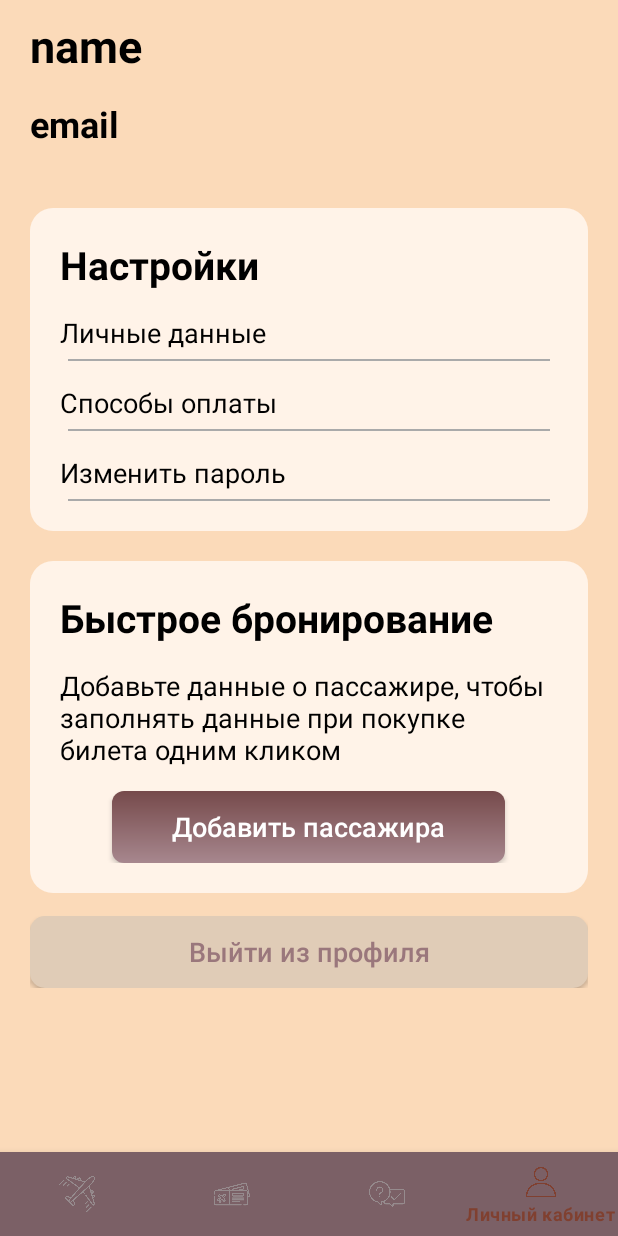
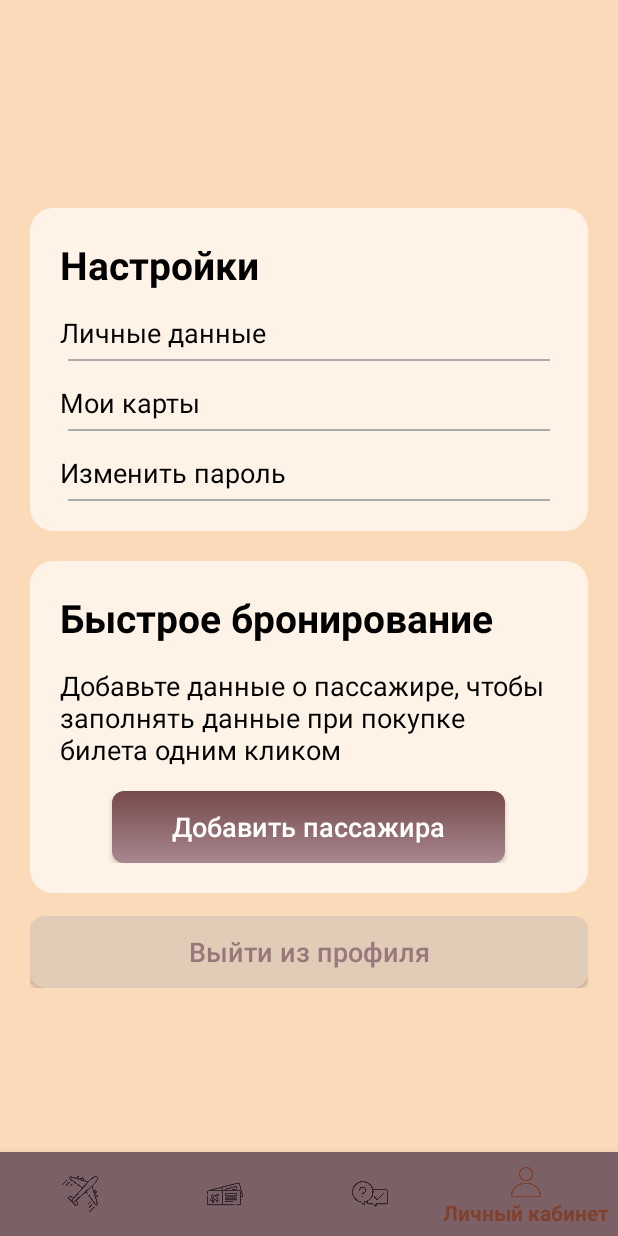
Before and after one commit to nametttt/OchyMobil, an Android app: the screen it shows after launch once a user with an empty profile is signed in (MainActivity), item 4 of the bottom bar chosen, on a phone screen of 412 x 824 dp. Run offline under Robolectric (Android 15) with nearby library versions, the phone set to English and light mode, and no system bars; our stand-ins replace Firebase (no records; nobody signed in at launch, a user with empty details on screens opened directly); 3 statements that could not run were skipped.

Commit message:
Added Cabinet page, hz robit li With Love Tane

```diff
--- a/app/src/main/java/com/ochy/ochy/MainActivity.java
+++ b/app/src/main/java/com/ochy/ochy/MainActivity.java
@@ -6,15 +6,32 @@ import androidx.fragment.app.Fragment;
 import androidx.fragment.app.FragmentManager;
 import androidx.fragment.app.FragmentTransaction;
 
+import android.content.Context;
+import android.content.SharedPreferences;
 import android.os.Bundle;
 import android.view.View;
+import android.widget.TextView;
 
 import com.google.android.material.bottomnavigation.BottomNavigationView;
+import com.google.firebase.auth.FirebaseAuth;
+import com.google.firebase.auth.FirebaseUser;
+import com.google.firebase.database.DataSnapshot;
+import com.google.firebase.database.DatabaseError;
+import com.google.firebase.database.DatabaseReference;
+import com.google.firebase.database.FirebaseDatabase;
+import com.google.firebase.database.ValueEventListener;
+import com.ochy.ochy.cod.User;
+import com.ochy.ochy.cod.getSplittedPathChild;
 
 public class MainActivity extends AppCompatActivity {
 
+    SharedPreferences sPref;
+
+    TextView name, email;
+    final String SAVED_DATA = "FIO_MAIL";
     ticketFragment ticketFragment = new ticketFragment();
     ProfileFragment profileFragment = new ProfileFragment();
+    MyCabFragment myCabFragment = new MyCabFragment();
     BottomNavigationView bnv;
 
 
@@ -24,8 +41,7 @@ public class MainActivity extends AppCompatActivity {
         if (savedInstanceState == null) {
             pushFragments("ticket", ticketFragment);
             pushFragments("profile", profileFragment);
-
-
+            pushFragments("cab", myCabFragment);
         }
         setContentView(R.layout.activity_main);
         init();
@@ -35,6 +51,7 @@ public class MainActivity extends AppCompatActivity {
     }
 
     private void init(){
+        sPref = getPreferences(Context.MODE_PRIVATE);
         bnv = findViewById(R.id.bottomNavigationView);
         bnv.setOnNavigationItemSelectedListener(getBottom());
     }
@@ -69,12 +86,15 @@ public class MainActivity extends AppCompatActivity {
 
         Fragment profile = manager.findFragmentByTag("profile");
         Fragment ticket = manager.findFragmentByTag("ticket");
+        Fragment cab = manager.findFragmentByTag("cab");
 
 
         if (profile != null)
             ft.hide(profile);
         if (ticket != null)
             ft.hide(ticket);
+        if (cab !=null)
+            ft.hide(cab);
 
         if (tag == "profile") {
             if (profile != null)
@@ -85,6 +105,14 @@ public class MainActivity extends AppCompatActivity {
             if (ticket != null)
                 ft.show(ticket);
         }
+
+        if (tag == "cab") {
+            if (cab != null)
+                ft.show(cab);
+        }
         ft.commitAllowingStateLoss();
     }
+
+
+
 }
--- /dev/null
+++ b/app/src/main/java/com/ochy/ochy/MyCabFragment.java
@@ -0,0 +1,95 @@
+package com.ochy.ochy;
+
+import android.graphics.PorterDuff;
+import android.graphics.drawable.Drawable;
+import android.os.Bundle;
+
+import androidx.annotation.NonNull;
+import androidx.appcompat.app.AppCompatActivity;
+import androidx.core.content.ContextCompat;
+import androidx.fragment.app.Fragment;
+
+import android.view.LayoutInflater;
+import android.view.MenuItem;
+import android.view.View;
+import android.view.ViewGroup;
+import android.widget.EditText;
+import android.widget.Toast;
+import android.widget.Toolbar;
+
+import com.google.firebase.auth.FirebaseAuth;
+import com.google.firebase.auth.FirebaseUser;
+import com.google.firebase.database.DataSnapshot;
+import com.google.firebase.database.DatabaseError;
+import com.google.firebase.database.DatabaseReference;
+import com.google.firebase.database.FirebaseDatabase;
+import com.google.firebase.database.ValueEventListener;
+import com.ochy.ochy.cod.User;
+import com.ochy.ochy.cod.getSplittedPathChild;
+
+import java.util.Map;
+
+public class MyCabFragment extends Fragment {
+    androidx.appcompat.widget.Toolbar mToolBar;
+    androidx.appcompat.widget.AppCompatButton btn;
+    FirebaseUser user;
+    private String splittedPathChild;
+    private EditText ed1, ed2;
+
+    @Override
+    public View onCreateView(LayoutInflater inflater, ViewGroup container,
+                             Bundle savedInstanceState) {
+        View v = inflater.inflate(R.layout.fragment_my_cab, container, false);
+        init(v);
+        btn.setOnClickListener(new View.OnClickListener() {
+            @Override
+            public void onClick(View v) {
+                FirebaseDatabase db = FirebaseDatabase.getInstance();
+                FirebaseUser user = FirebaseAuth.getInstance().getCurrentUser();
+                DatabaseReference ref = db.getReference("user");
+                getSplittedPathChild pC = new getSplittedPathChild();
+                ref.addListenerForSingleValueEvent(new ValueEventListener() {
+                    @Override
+                    public void onDataChange(@NonNull DataSnapshot snapshot) {
+                        User user1 = snapshot.child(pC.getSplittedPathChild(user.getEmail())).getValue(User.class);
+                        Map<String, Object> map = user1.toMap();
+                        map.put("fio",ed1.getText().toString());
+                        map.put("email",ed2.getText().toString());
+                        Toast.makeText(getActivity(), "Я люблю Таню но не помню пароль", Toast.LENGTH_SHORT).show();
+                        //ref.child(pC.getSplittedPathChild(user.getEmail())).child("acc").updateChildren(map);
+                    }
+
+                    @Override
+                    public void onCancelled(@NonNull DatabaseError error) {
+
+                    }
+                });
+            }
+        });
+        return v;
+    }
+
+    private void init (View v){
+        ed1 = v.findViewById(R.id.ed1);
+        ed2 = v.findViewById(R.id.ed2);
+        mToolBar = v.findViewById(R.id.toolbar);
+        btn = v.findViewById(R.id.saveData);
+        ((AppCompatActivity)getActivity()).setSupportActionBar(mToolBar);
+        ((MainActivity)getActivity()).getSupportActionBar().setTitle("Личный кабинет");
+        ((MainActivity)getActivity()).getSupportActionBar().setDisplayHomeAsUpEnabled(true);
+        setHasOptionsMenu(true);
+    }
+
+    @Override
+    public boolean onOptionsItemSelected(MenuItem item) {
+        int id = item.getItemId();
+        if (id == android.R.id.home) {
+            ProfileFragment pf = new ProfileFragment();
+            ((MainActivity) getActivity()).pushFragments("profile", pf);
+            return true;
+        }
+        return super.onOptionsItemSelected(item);
+
+    }
+
+}
--- a/app/src/main/java/com/ochy/ochy/ProfileFragment.java
+++ b/app/src/main/java/com/ochy/ochy/ProfileFragment.java
@@ -1,5 +1,7 @@
 package com.ochy.ochy;
 
+import android.content.Context;
+import android.content.SharedPreferences;
 import android.os.Bundle;
 
 import androidx.annotation.NonNull;
@@ -22,11 +24,13 @@ import com.ochy.ochy.cod.getSplittedPathChild;
 
 
 public class ProfileFragment extends Fragment {
+    SharedPreferences sPref;
 
-    TextView name, email;
+    MyCabFragment myCabFragment = new MyCabFragment();
+    final String SAVED_DATA = "FIO_MAIL";
+    String fio, myMail;
+    TextView name, email, lk;
     FirebaseUser user = FirebaseAuth.getInstance().getCurrentUser();
-    com.ochy.ochy.cod.getSplittedPathChild getSplittedPathChild = new getSplittedPathChild();
-
 
     @Override
     public void onCreate(Bundle savedInstanceState) {
@@ -39,13 +43,29 @@ public class ProfileFragment extends Fragment {
                              Bundle savedInstanceState) {
         final View view = inflater.inflate(R.layout.fragment_profile, container, false);
         init(view);
-        viewData();
+        String data = sPref.getString(SAVED_DATA, "");
+        if (data != ""){
+            String[] tanushaYakovleva = data.split(" ");
+            name.setText(tanushaYakovleva[0] + " "+ tanushaYakovleva[1]);
+            email.setText(tanushaYakovleva[2]);
+        }
+        else {
+            viewData();
+        }
+        lk.setOnClickListener(new View.OnClickListener() {
+            @Override
+            public void onClick(View v) {
+                tanusha(v);
+            }
+        });
         return view;
     }
 
     private void init(View view){
+        sPref = getActivity().getPreferences(Context.MODE_PRIVATE);
         name = view.findViewById(R.id.fio);
         email = view.findViewById(R.id.email);
+        lk = view.findViewById(R.id.lk);
     }
 
     private void viewData(){
@@ -68,9 +88,15 @@ public class ProfileFragment extends Fragment {
     private void setText(DataSnapshot snapshot){
         getSplittedPathChild getSplittedPathChild = new getSplittedPathChild();
         FirebaseUser user = FirebaseAuth.getInstance().getCurrentUser();
+        SharedPreferences.Editor ed = sPref.edit();
 
         User u =  snapshot.child(getSplittedPathChild.getSplittedPathChild(user.getEmail())).getValue(User.class);
+        ed.putString(SAVED_DATA, u.name + " "+ u.surn + " " + u.email);
         name.setText(u.name + " "+ u.surn);
         email.setText(u.email);
     }
+
+    public  void tanusha(View v){
+        ((MainActivity)getActivity()).pushFragments("cab", myCabFragment);
+    }
 }
--- a/app/src/main/res/layout/fragment_profile.xml
+++ b/app/src/main/res/layout/fragment_profile.xml
@@ -18,7 +18,6 @@
                 android:id="@+id/fio"
                 android:layout_width="match_parent"
                 android:layout_height="match_parent"
-                android:text="name"
                 android:textColor="@color/black"
                 android:textStyle="bold"
                 android:textSize="30dp"/>
@@ -26,7 +25,6 @@
                 android:id="@+id/email"
                 android:layout_width="match_parent"
                 android:layout_height="match_parent"
-                android:text="email"
                 android:textStyle="bold"
                 android:layout_marginTop="15dp"
                 android:textColor="@color/black"
@@ -53,6 +51,7 @@
                         android:textStyle="bold"/>
 
                     <TextView
+                        android:id="@+id/lk"
                         android:layout_marginTop="15dp"
                         android:layout_width="match_parent"
                         android:layout_height="wrap_content"
@@ -72,7 +71,7 @@
                         android:layout_width="match_parent"
                         android:layout_height="wrap_content"
                         android:textColor="@color/black"
-                        android:text="Способы оплаты"
+                        android:text="Мои карты"
                         android:textSize="18dp"
                         />
                     <View
--- a/app/src/main/res/values-night/themes.xml
+++ b/app/src/main/res/values-night/themes.xml
@@ -1,6 +1,6 @@
 <resources xmlns:tools="http://schemas.android.com/tools">
     <!-- Base application theme. -->
-    <style name="Theme.Ochy" parent="Theme.MaterialComponents.DayNight.NoActionBar">
+    <style name="Theme.Ochy" parent="Theme.AppCompat.Light.NoActionBar">
         <!-- Primary brand color. -->
         <item name="colorPrimary">@color/purple_200</item>
         <item name="colorPrimaryVariant">@color/purple_700</item>
--- a/app/src/main/res/values/styles.xml
+++ b/app/src/main/res/values/styles.xml
@@ -1,6 +1,6 @@
 <?xml version="1.0" encoding="utf-8"?>
 <resources>
-    <style name="AppTheme" parent="Theme.MaterialComponents.Light.NoActionBar">
+    <style name="AppTheme"  parent="Theme.AppCompat.Light">
         <!-- Customize your theme here. -->
         <item name="colorPrimary">@color/brown</item>
         <item name="colorControlActivated">@color/bezh</item>
--- a/app/src/main/res/values/themes.xml
+++ b/app/src/main/res/values/themes.xml
@@ -1,6 +1,6 @@
 <resources xmlns:tools="http://schemas.android.com/tools">
     <!-- Base application theme. -->
-    <style name="Theme.Ochy" parent="Theme.MaterialComponents.DayNight.NoActionBar">
+    <style name="Theme.Ochy" parent="Theme.AppCompat.Light.NoActionBar">
         <!-- Primary brand color. -->
         <item name="colorPrimary">@color/bezh</item>
         <item name="colorPrimaryVariant">@color/purple_700</item>
```
Also changed, not shown: app/src/main/res/layout/fragment_my_cab.xml (added, +113 -0 lines), app/src/main/res/layout/toolbar.xml (added, +12 -0 lines), app/src/main/res/drawable/back_arrow_button.png (added), 1 other file.
